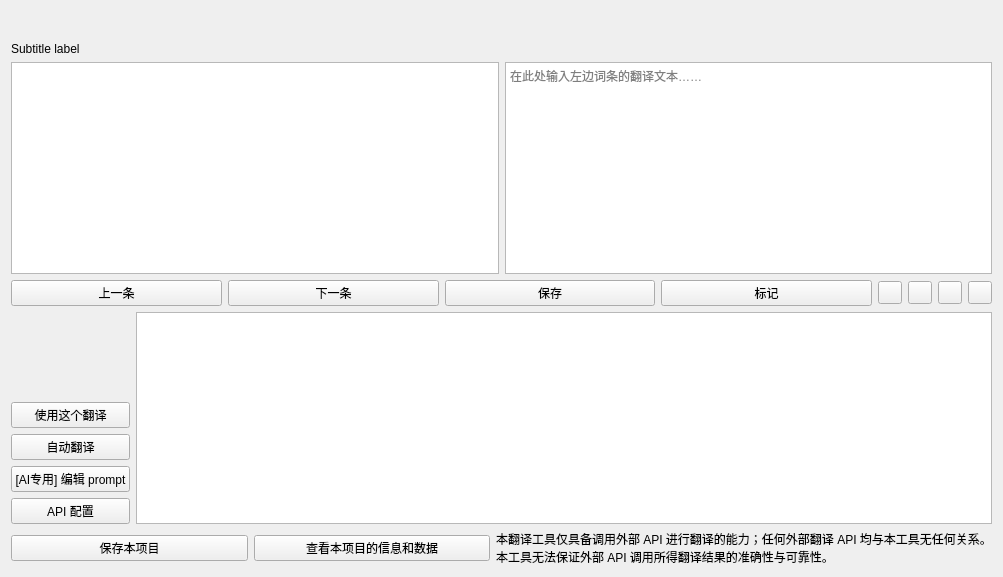
Old version of the form widget/TranslateToolPage.ui in the repository mangofanfan/FanTools.
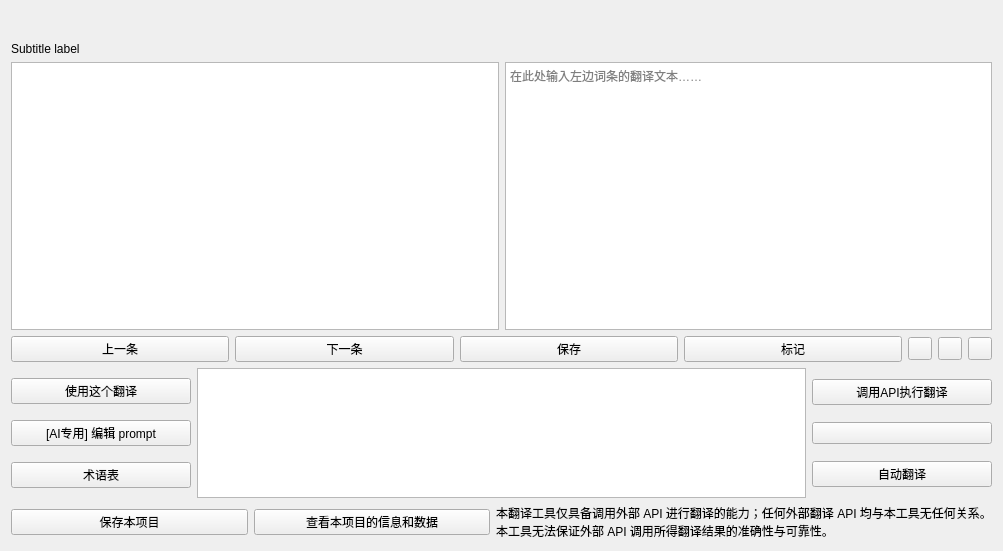
New version of the form. Custom widgets are drawn as their Qt base class.

Commit message: 重构两种翻译器的页面以优化翻译工作体验

```diff
--- a/widget/TranslateToolPage.ui
+++ b/widget/TranslateToolPage.ui
@@ -10,7 +10,7 @@
     <x>0</x>
     <y>0</y>
     <width>1003</width>
-    <height>577</height>
+    <height>551</height>
    </rect>
   </property>
   <property name="windowTitle">
@@ -111,13 +111,6 @@
        </property>
       </widget>
      </item>
-     <item>
-      <widget class="ToolButton" name="ToolButton_Glossary">
-       <property name="toolTip">
-        <string>&lt;html&gt;&lt;head/&gt;&lt;body&gt;&lt;p&gt;查看术语表，或编辑术语。&lt;/p&gt;&lt;p&gt;术语表中的词汇会在左侧原文中高亮显示；在调用 API 时，如对应 API 支持，术语表中的词汇也不会被翻译，或将翻译为标准译文。&lt;/p&gt;&lt;/body&gt;&lt;/html&gt;</string>
-       </property>
-      </widget>
-     </item>
      <item>
       <widget class="ToolButton" name="ToolButton_SearchInWeb">
        <property name="toolTip">
@@ -139,17 +132,7 @@
      <item>
       <layout class="QVBoxLayout" name="verticalLayout">
        <item>
-        <widget class="PrimarySplitPushButton" name="PrimarySplitPushButton_API">
-         <property name="toolTip">
-          <string>当前的默认 API 为「百度通用文本翻译API」</string>
-         </property>
-         <property name="text_" stdset="0">
-          <string>调用默认API进行翻译</string>
-         </property>
-        </widget>
-       </item>
-       <item>
-        <widget class="PrimaryPushButton" name="PrimaryPushButton_TranslateWithAPI">
+        <widget class="PrimaryPushButton" name="PrimaryPushButton_UseAPIText">
          <property name="toolTip">
           <string>&lt;html&gt;&lt;head/&gt;&lt;body&gt;&lt;p&gt;将通过 API 获取的翻译应用到该词条，这将自动保存词条并添加标签。&lt;/p&gt;&lt;p&gt;在应用之前，您仍然可以在右侧文本框中编辑 API 获取的翻译字段。&lt;/p&gt;&lt;/body&gt;&lt;/html&gt;</string>
          </property>
@@ -158,18 +141,14 @@
          </property>
         </widget>
        </item>
-       <item>
-        <widget class="ToggleButton" name="ToggleButton_AutoTranslateWithAPI">
-         <property name="toolTip">
-          <string>&lt;html&gt;&lt;head/&gt;&lt;body&gt;&lt;p&gt;激活自动翻译期间，您将无法编辑每一次由 API 生成的翻译文本。&lt;/p&gt;&lt;p&gt;每个词条的翻译文本仅展示一秒时间。&lt;/p&gt;&lt;/body&gt;&lt;/html&gt;</string>
-         </property>
-         <property name="text">
-          <string>自动翻译</string>
-         </property>
-        </widget>
-       </item>
        <item>
         <widget class="PushButton" name="PushButton_EditPrompt">
+         <property name="minimumSize">
+          <size>
+           <width>180</width>
+           <height>0</height>
+          </size>
+         </property>
          <property name="toolTip">
           <string>&lt;html&gt;&lt;head/&gt;&lt;body&gt;&lt;p&gt;prompt 用于向 AI 阐述它的身份、任务与注意事项。&lt;/p&gt;&lt;p&gt;如按默认设置调用 AI 翻译没有显著的问题，保持默认即可。&lt;/p&gt;&lt;/body&gt;&lt;/html&gt;</string>
          </property>
@@ -184,14 +163,63 @@
           <string>&lt;html&gt;&lt;head/&gt;&lt;body&gt;&lt;p&gt;配置 API 之后才能调用 API 并翻译。&lt;/p&gt;&lt;/body&gt;&lt;/html&gt;</string>
          </property>
          <property name="text">
-          <string>API 配置</string>
+          <string>术语表</string>
          </property>
         </widget>
        </item>
       </layout>
      </item>
      <item>
-      <widget class="TextEdit" name="TextEdit_API"/>
+      <widget class="TextEdit" name="TextEdit_API">
+       <property name="minimumSize">
+        <size>
+         <width>0</width>
+         <height>130</height>
+        </size>
+       </property>
+       <property name="maximumSize">
+        <size>
+         <width>16777215</width>
+         <height>130</height>
+        </size>
+       </property>
+      </widget>
+     </item>
+     <item>
+      <layout class="QVBoxLayout" name="verticalLayout_4" stretch="0,0,0">
+       <property name="spacing">
+        <number>6</number>
+       </property>
+       <property name="sizeConstraint">
+        <enum>QLayout::SetMaximumSize</enum>
+       </property>
+       <item>
+        <widget class="PrimaryPushButton" name="PrimaryPushButton_TranslateWithAPI">
+         <property name="text">
+          <string>调用API执行翻译</string>
+         </property>
+        </widget>
+       </item>
+       <item>
+        <widget class="ComboBox" name="ComboBox_API"/>
+       </item>
+       <item>
+        <widget class="ToggleButton" name="ToggleButton_AutoTranslateWithAPI">
+         <property name="minimumSize">
+          <size>
+           <width>180</width>
+           <height>0</height>
+          </size>
+         </property>
+         <property name="toolTip">
+          <string>&lt;html&gt;&lt;head/&gt;&lt;body&gt;&lt;p&gt;激活自动翻译期间，您将无法编辑每一次由 API 生成的翻译文本。&lt;/p&gt;&lt;p&gt;每个词条的翻译文本仅展示一秒时间。&lt;/p&gt;&lt;/body&gt;&lt;/html&gt;</string>
+         </property>
+         <property name="text">
+          <string>自动翻译</string>
+         </property>
+        </widget>
+       </item>
+      </layout>
      </item>
     </layout>
    </item>
@@ -229,6 +257,11 @@
   </layout>
  </widget>
  <customwidgets>
+  <customwidget>
+   <class>ComboBox</class>
+   <extends>QPushButton</extends>
+   <header>qfluentwidgets</header>
+  </customwidget>
   <customwidget>
    <class>PushButton</class>
    <extends>QPushButton</extends>
@@ -244,11 +277,6 @@
    <extends>QWidget</extends>
    <header>qfluentwidgets</header>
   </customwidget>
-  <customwidget>
-   <class>PrimarySplitPushButton</class>
-   <extends>SplitPushButton</extends>
-   <header>qfluentwidgets</header>
-  </customwidget>
   <customwidget>
    <class>ToolButton</class>
    <extends>QToolButton</extends>
```
Left out of the diff: 2 changed lines with no effect on the pictures. The commit also changes 4 other files.
